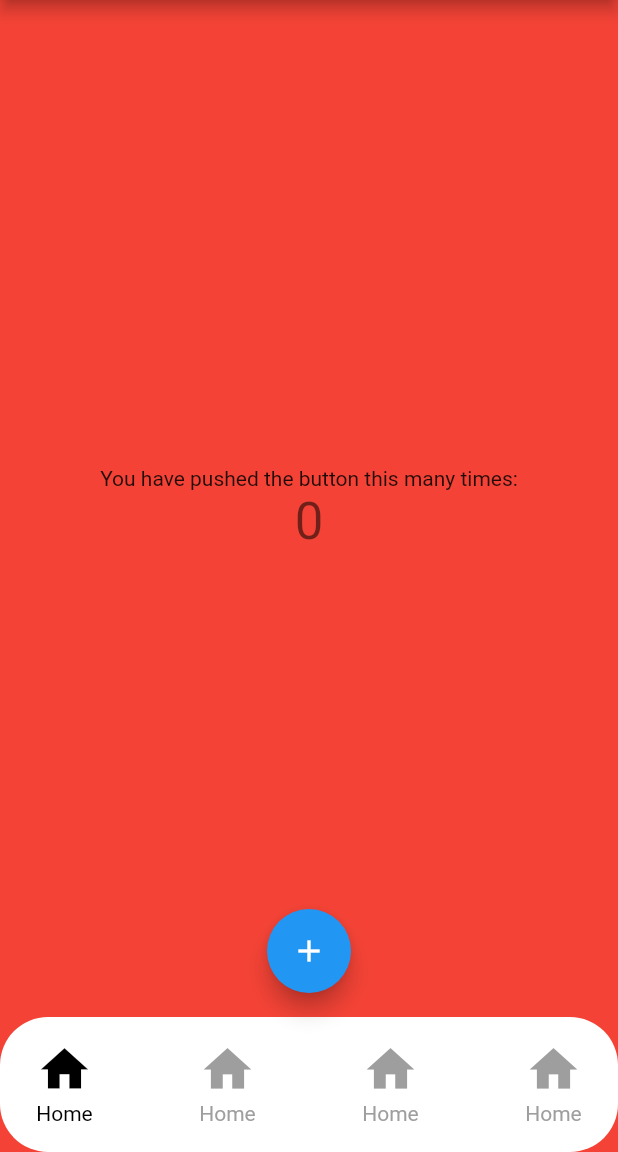
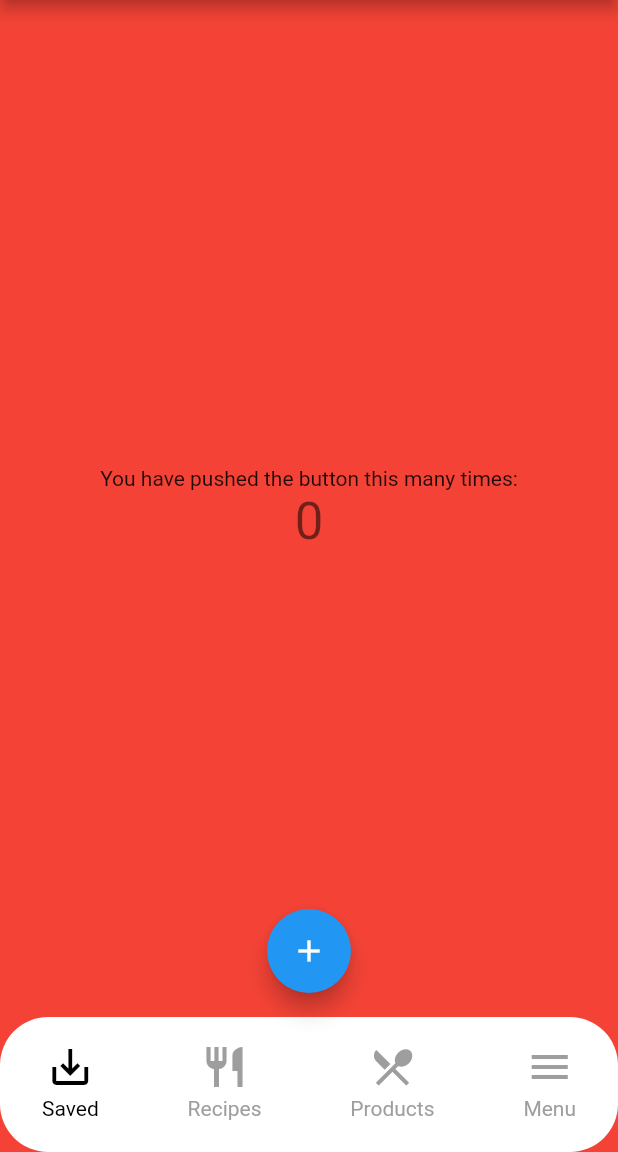
Before and after one commit to qreate/rondy_bottom_navigation_bar, a Flutter app: the screen it shows after launch, on a phone screen of 412 x 824 dp, the part 84-1236 px from its top. Run offline on Flutter 3.47's test engine with Material 2 defaults, Android fonts, the phone set to English and light mode, and no system bars.

```diff
--- a/example/lib/main.dart
+++ b/example/lib/main.dart
@@ -80,22 +80,10 @@ class _MyHomePageState extends State<MyHomePage> {
           color: Colors.black,
         ),
         items: [
-          RondyBarItem(
-            label: "Home",
-            icon: Icons.home,
-          ),
-          RondyBarItem(
-            label: "Home",
-            icon: Icons.home,
-          ),
-          RondyBarItem(
-            label: "Home",
-            icon: Icons.home,
-          ),
-          RondyBarItem(
-            label: "Home",
-            icon: Icons.home,
-          ),
+          RondyBarItem(label: "Saved", icon: Icons.save_alt),
+          RondyBarItem(label: "Recipes", icon: Icons.restaurant),
+          RondyBarItem(label: "Products", icon: Icons.restaurant_menu),
+          RondyBarItem(label: "Menu", icon: Icons.menu),
         ],
       ),
       body: Center(
--- a/lib/rondy_bottom_navigation_bar.dart
+++ b/lib/rondy_bottom_navigation_bar.dart
@@ -12,16 +12,18 @@ class RondyBottomNavigationBar extends StatefulWidget {
   final Color activeIconColor;
   final List<RondyBarItem> items;
   final Function(int index) onItemClick;
+  final double iconSize;
 
-  const RondyBottomNavigationBar(
-      {Key key,
+  const RondyBottomNavigationBar({
+    Key key,
     @required this.activeTextStyle,
     @required this.textStyle,
     @required this.iconColor,
     @required this.activeIconColor,
     @required this.items,
-      @required this.onItemClick})
-      : super(key: key);
+    @required this.onItemClick,
+    this.iconSize = 32.0,
+  }) : super(key: key);
 
   @override
   _RondyBottomNavigationBarState createState() =>
@@ -33,9 +35,12 @@ class _RondyBottomNavigationBarState extends State<RondyBottomNavigationBar> {
   Widget _createContainer(List<Widget> tiles) {
     return DefaultTextStyle.merge(
       overflow: TextOverflow.ellipsis,
+      child: Padding(
+        padding: const EdgeInsets.symmetric(horizontal: 28.0),
         child: Row(
           mainAxisAlignment: MainAxisAlignment.spaceBetween,
           children: tiles,
+        ),
       ),
     );
   }
@@ -73,7 +78,8 @@ class _RondyBottomNavigationBarState extends State<RondyBottomNavigationBar> {
             List.generate(
               widget.items.length,
               (index) {
-                return GestureDetector(
+                return Flexible(
+                  child: GestureDetector(
                     behavior: HitTestBehavior.translucent,
                     onTap: () => _onInternalItemClick(index),
                     child: _RondyBottomNavigationBarItem(
@@ -83,6 +89,8 @@ class _RondyBottomNavigationBarState extends State<RondyBottomNavigationBar> {
                       textStyle: widget.textStyle,
                       iconColor: widget.iconColor,
                       rondyBarItem: widget.items[index],
+                      iconSize: widget.iconSize,
+                    ),
                   ),
                 );
               },
@@ -101,6 +109,7 @@ class _RondyBottomNavigationBarItem extends StatelessWidget {
   final Color iconColor;
   final Color activeIconColor;
   final RondyBarItem rondyBarItem;
+  final double iconSize;
 
   const _RondyBottomNavigationBarItem(
       {Key key,
@@ -109,31 +118,29 @@ class _RondyBottomNavigationBarItem extends StatelessWidget {
       @required this.textStyle,
       @required this.iconColor,
       @required this.activeIconColor,
-      @required this.rondyBarItem})
+      @required this.rondyBarItem,
+      @required this.iconSize})
       : super(key: key);
 
   @override
   Widget build(BuildContext context) {
-    return Padding(
-      padding: const EdgeInsets.symmetric(horizontal: 24.0),
-      child: Column(
+    return Column(
       crossAxisAlignment: CrossAxisAlignment.center,
       mainAxisAlignment: MainAxisAlignment.center,
       children: <Widget>[
         Icon(
           rondyBarItem.icon,
-            size: 38.0,
+          size: iconSize,
           color: active ? activeIconColor : iconColor,
         ),
         Padding(
-            padding: const EdgeInsets.symmetric(vertical: 2.0),
+          padding: const EdgeInsets.symmetric(vertical: 4.0),
           child: Text(
             rondyBarItem.label,
             style: active ? activeTextStyle : textStyle,
           ),
         ),
       ],
-      ),
     );
   }
 }
```
Also changed, not shown: pubspec.yaml (+4 -4 lines), example/pubspec.lock, 1 other file. Lines whose indentation alone changed are shown as unchanged.
